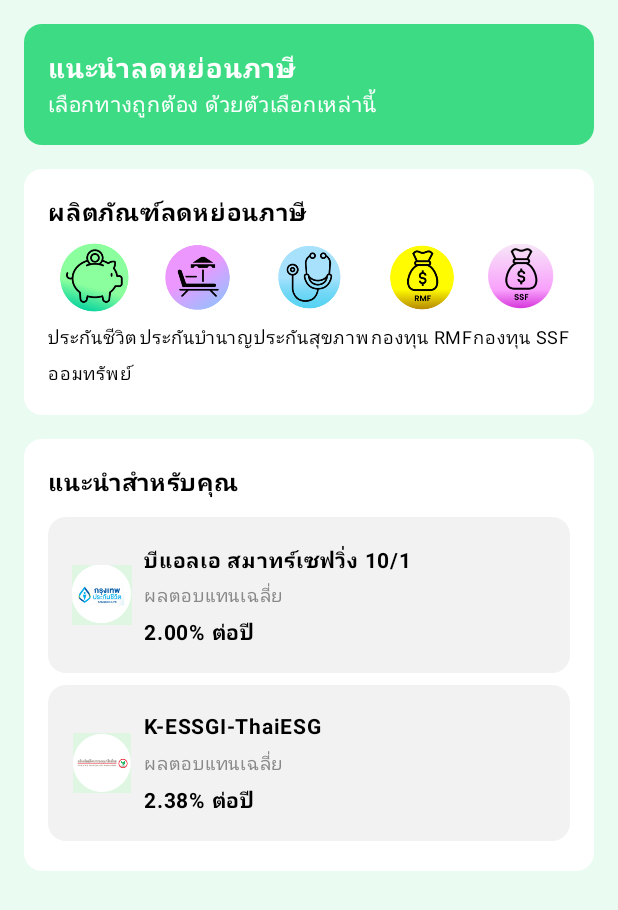
After one commit to Anochaakimbo/PersonalTaxManagement-KotlinProject, an Android app built with Jetpack Compose: the TaxSavingScreen screen opened through its navigation route, on a phone screen of 412 x 824 dp. The commit adds this screen. Shown: the top 910 px of the screen. Run offline under Robolectric (Android 15) with nearby library versions, the phone set to English and light mode, and no system bars.

Commit message:
TaxSavingScreen

```diff
--- a/app/build.gradle.kts
+++ b/app/build.gradle.kts
@@ -67,4 +67,14 @@ dependencies {
 
     implementation("androidx.navigation:navigation-compose:2.8.5")
     implementation(libs.androidx.material3)
+
+
+    implementation("androidx.compose.ui:ui:1.5.0")
+
+    implementation("androidx.navigation:navigation-compose:2.7.6")
+
+    implementation("androidx.navigation:navigation-compose:2.5.3")
+    implementation("androidx.compose.material:material:1.4.0")
+
+
 }
--- a/app/src/main/java/com/example/myproject/mainscreen/ButtomBar.kt
+++ b/app/src/main/java/com/example/myproject/mainscreen/ButtomBar.kt
@@ -88,6 +88,9 @@ fun MyBottomBar(navController: NavHostController, contextForToast: Context) {
         }
     }
 
+
+
+
     if (showBottomSheet) {
         TaxButtomSheet(onDismiss = { showBottomSheet = false })
     }
--- /dev/null
+++ b/app/src/main/java/com/example/myproject/mainscreen/TaxSavingScreen.kt
@@ -0,0 +1,246 @@
+package com.example.myproject.mainscreen
+
+
+
+
+import android.content.Context
+import android.os.Bundle
+import androidx.activity.ComponentActivity
+import androidx.activity.compose.setContent
+import androidx.compose.foundation.Image
+import androidx.compose.foundation.background
+import androidx.compose.foundation.layout.*
+import androidx.compose.foundation.shape.RoundedCornerShape
+import androidx.compose.material3.*
+import androidx.compose.runtime.Composable
+import androidx.compose.runtime.getValue
+import androidx.compose.runtime.mutableIntStateOf
+import androidx.compose.runtime.mutableStateOf
+import androidx.compose.runtime.remember
+import androidx.compose.runtime.setValue
+import androidx.compose.ui.Alignment
+import androidx.compose.ui.Modifier
+import androidx.compose.ui.draw.clip
+import androidx.compose.ui.graphics.Color
+import androidx.compose.ui.res.painterResource
+import androidx.compose.ui.text.font.FontWeight
+import androidx.compose.ui.unit.dp
+import androidx.compose.ui.unit.sp
+import androidx.navigation.NavHostController
+import com.example.myproject.R // ตรวจสอบให้ตรงกับ package จริง
+
+
+//class MainActivity : ComponentActivity() {
+//    override fun onCreate(savedInstanceState: Bundle?) {
+//        super.onCreate(savedInstanceState)
+//        setContent {
+//            TaxSavingScreen()
+//        }
+//    }
+//}
+
+//@OptIn(ExperimentalMaterial3Api::class)
+
+@Composable
+fun TaxSavingScreen() {
+    Column(
+        modifier = Modifier
+            .fillMaxSize()
+            .background(Color(0xFFEAFBF1))
+            .padding(16.dp)
+
+    ) {
+        HeaderSection()
+        Spacer(modifier = Modifier.height(16.dp))
+        TaxSavingProducts()
+        Spacer(modifier = Modifier.height(16.dp))
+        RecommendationsSection()
+
+    }
+}
+
+@Composable
+fun HeaderSection() {
+    Card(
+        shape = RoundedCornerShape(12.dp),
+        colors = CardDefaults.cardColors(containerColor = Color(0xFF3DDC84)),
+        modifier = Modifier.fillMaxWidth()
+    ) {
+        Column(
+            modifier = Modifier.padding(16.dp)
+        ) {
+            Text(
+                text = "แนะนำลดหย่อนภาษี",
+                fontSize = 18.sp,
+                fontWeight = FontWeight.Bold,
+                color = Color.White
+            )
+            Text(
+                text = "เลือกทางถูกต้อง ด้วยตัวเลือกเหล่านี้",
+                fontSize = 14.sp,
+                color = Color.White
+            )
+        }
+    }
+}
+
+@Composable
+fun TaxSavingProducts() {
+    Column(
+        modifier = Modifier
+            .fillMaxWidth()
+            .background(Color.White, shape = RoundedCornerShape(12.dp))
+            .padding(16.dp)
+    ) {
+        Text(
+            text = "ผลิตภัณฑ์ลดหย่อนภาษี",
+            fontSize = 16.sp,
+            fontWeight = FontWeight.Bold
+        )
+        Spacer(modifier = Modifier.height(8.dp))
+
+        Row(
+            horizontalArrangement = Arrangement.SpaceBetween,
+            modifier = Modifier.fillMaxWidth()
+        ) {
+            TaxProductItem(R.drawable.ic_savings, "ประกันชีวิต\nออมทรัพย์")
+            TaxProductItem(R.drawable.ic_pension, "ประกันบำนาญ")
+            TaxProductItem(R.drawable.ic_health, "ประกันสุขภาพ")
+            TaxProductItem(R.drawable.ic_rmf, "กองทุน RMF")
+            TaxProductItem(R.drawable.ic_ssf, "กองทุน SSF")
+        }
+    }
+}
+
+@Composable
+fun TaxProductItem(icon: Int, name: String) {
+    Column(horizontalAlignment = Alignment.CenterHorizontally) {
+        Image(
+            painter = painterResource(id = icon),
+            contentDescription = name,
+            modifier = Modifier.size(48.dp)
+        )
+        Spacer(modifier = Modifier.height(4.dp))
+        Text(text = name, fontSize = 12.sp)
+    }
+}
+
+@Composable
+fun RecommendationsSection() {
+    Column(
+        modifier = Modifier
+            .fillMaxWidth()
+            .background(Color.White, shape = RoundedCornerShape(12.dp))
+            .padding(16.dp)
+    ) {
+        Text(text = "แนะนำสำหรับคุณ", fontSize = 16.sp, fontWeight = FontWeight.Bold)
+        Spacer(modifier = Modifier.height(8.dp))
+
+        RecommendationItem(R.drawable.ic_insurance, "บีแอลเอ สมาทร์เซฟวิ่ง 10/1", "ผลตอบแทนเฉลี่ย", "2.00% ต่อปี")
+        RecommendationItem(R.drawable.ic_fund_rmf, "K-ESSGI-ThaiESG", "ผลตอบแทนเฉลี่ย", "2.38% ต่อปี")
+    }
+}
+
+@Composable
+fun RecommendationItem(icon: Int, title: String, subtitle: String, rate: String) {
+    Card(
+        shape = RoundedCornerShape(12.dp),
+        colors = CardDefaults.cardColors(containerColor = Color(0xFFF2F2F2)),
+        modifier = Modifier
+            .fillMaxWidth()
+            .padding(vertical = 4.dp)
+    ) {
+        Row(
+            modifier = Modifier.padding(16.dp),
+            verticalAlignment = Alignment.CenterVertically
+        ) {
+            Image(
+                painter = painterResource(id = icon),
+                contentDescription = title,
+                modifier = Modifier.size(40.dp)
+            )
+            Spacer(modifier = Modifier.width(8.dp))
+            Column {
+                Text(text = title, fontSize = 14.sp, fontWeight = FontWeight.Bold)
+                Text(text = subtitle, fontSize = 12.sp, color = Color.Gray)
+                Text(text = rate, fontSize = 14.sp, fontWeight = FontWeight.Bold)
+            }
+        }
+    }
+}
+
+
+
+
+
+
+
+
+
+
+//@Composable
+//fun MyBottomBar(navController: NavHostController, contextForToast: Context) {
+//    val navigationItems = listOf(
+//        Screen.Home,
+//        Screen.Search,
+//        Screen.TaxAdd,
+//        Screen.Notification,
+//        Screen.Profile
+//    )
+//    var selectedScreen by remember { mutableIntStateOf(0) }
+//    var showBottomSheet by remember { mutableStateOf(false) }
+//
+//    Box(modifier = Modifier.fillMaxSize()) {
+//        Column(
+//            modifier = Modifier
+//                .fillMaxSize()
+//        ) { }
+//        NavigationBar(
+//            modifier = Modifier
+//                .align(Alignment.BottomCenter)
+//                .height(100.dp)
+//                .clip(
+//                    RoundedCornerShape(
+//                        topStart = 50.dp,
+//                        topEnd = 50.dp,
+//                        bottomStart = 0.dp,
+//                        bottomEnd = 0.dp
+//                    )
+//                ),
+//            containerColor = Color(0xFFDFF7E2)
+//        ) {
+//            navigationItems.forEachIndexed { index, screen ->
+//                NavigationBarItem(
+//                    icon = {
+//                        Icon(
+//                            painter = painterResource(id = screen.icon),
+//                            contentDescription = null,
+//                            modifier = Modifier.size(26.dp)
+//                        )
+//                    },
+//                    label = { Text(text = screen.name) },
+//                    selected = (selectedScreen == index),
+//                    onClick = {
+//                        if (screen == Screen.TaxAdd) {
+//                            showBottomSheet = true
+//                        } else {
+//                            selectedScreen = index
+//                            navController.navigate(screen.route)
+//                        }
+//                    },
+//                    colors = NavigationBarItemDefaults.colors(
+//                        selectedIconColor = Color(0xFF4CAF50),
+//                        unselectedIconColor = Color.Gray,
+//                        selectedTextColor = Color(0xFF4CAF50),
+//                        unselectedTextColor = Color.Gray,
+//                        indicatorColor = Color(0xFFE8F5E9)
+//                    )
+//                )
+//            }
+//        }
+//    }
+//
+//    if (showBottomSheet) {
+//        TaxButtomSheet(onDismiss = { showBottomSheet = false })
+//    }
+//}
--- a/app/src/main/java/com/example/myproject/navigation/AppNavGraph.kt
+++ b/app/src/main/java/com/example/myproject/navigation/AppNavGraph.kt
@@ -8,6 +8,9 @@ import com.example.myproject.MyScaffoldLayout
 import com.example.myproject.loginandsignup.ForgetPassword
 import com.example.myproject.loginandsignup.LoginScreen
 import com.example.myproject.loginandsignup.RegisterScreen
+import com.example.myproject.mainscreen.TaxSavingScreen
+
+
 
 @Composable
 fun AppNavGraph(navController: NavHostController) {
@@ -16,5 +19,7 @@ fun AppNavGraph(navController: NavHostController) {
         composable("main") { MyScaffoldLayout() }
         composable("register") { RegisterScreen (navController)}
         composable("forgetpassword") { ForgetPassword (navController)}
+
+        composable("tax_saving") { TaxSavingScreen() }    // ✅ เพิ่มเส้นทางไป TaxSavingScreen
     }
 }
```
Also changed, not shown: app/src/main/java/com/example/myproject/MainActivity.kt (+30 -1 lines), app/src/main/java/com/example/myproject/mainscreen/SearchScreen.kt (line endings or trailing spaces), app/src/main/java/com/example/myproject/mainscreen/TaxAddScreen.kt (line endings or trailing spaces), app/src/main/res/drawable/ic_fund_rmf.png (added), app/src/main/res/drawable/ic_health.png (added), app/src/main/res/drawable/ic_insurance.png (added), app/src/main/res/drawable/ic_pension.png (added), app/src/main/res/drawable/ic_rmf.png (added), app/src/main/res/drawable/ic_savings.png (added), app/src/main/res/drawable/ic_ssf.png (added).
